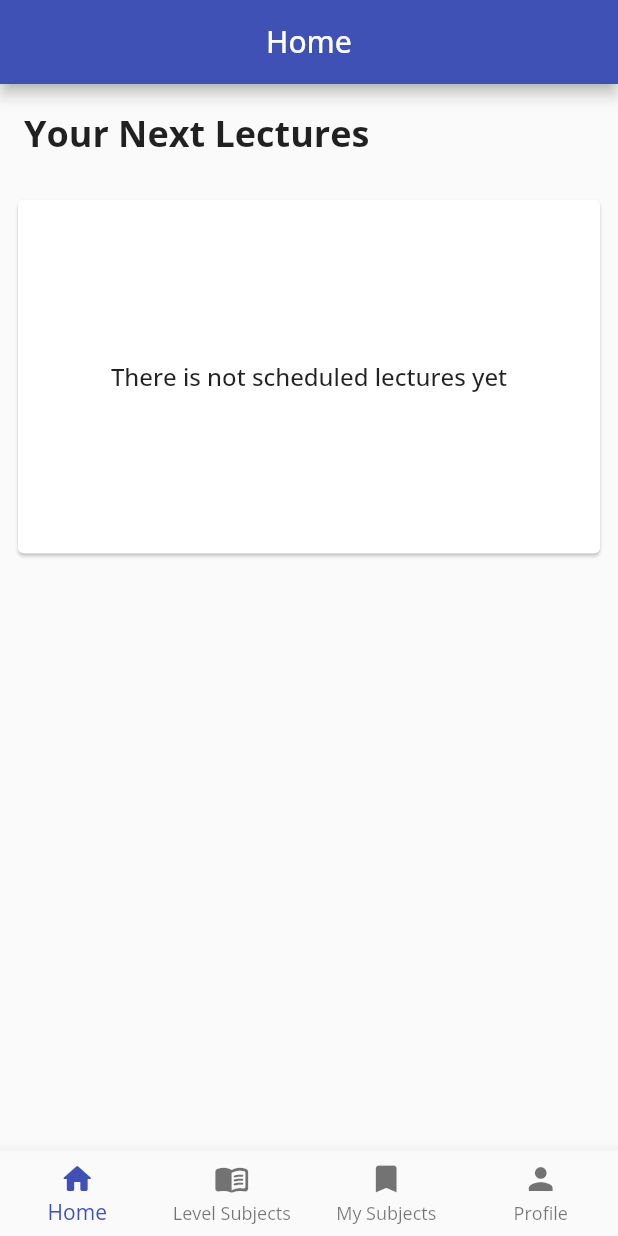
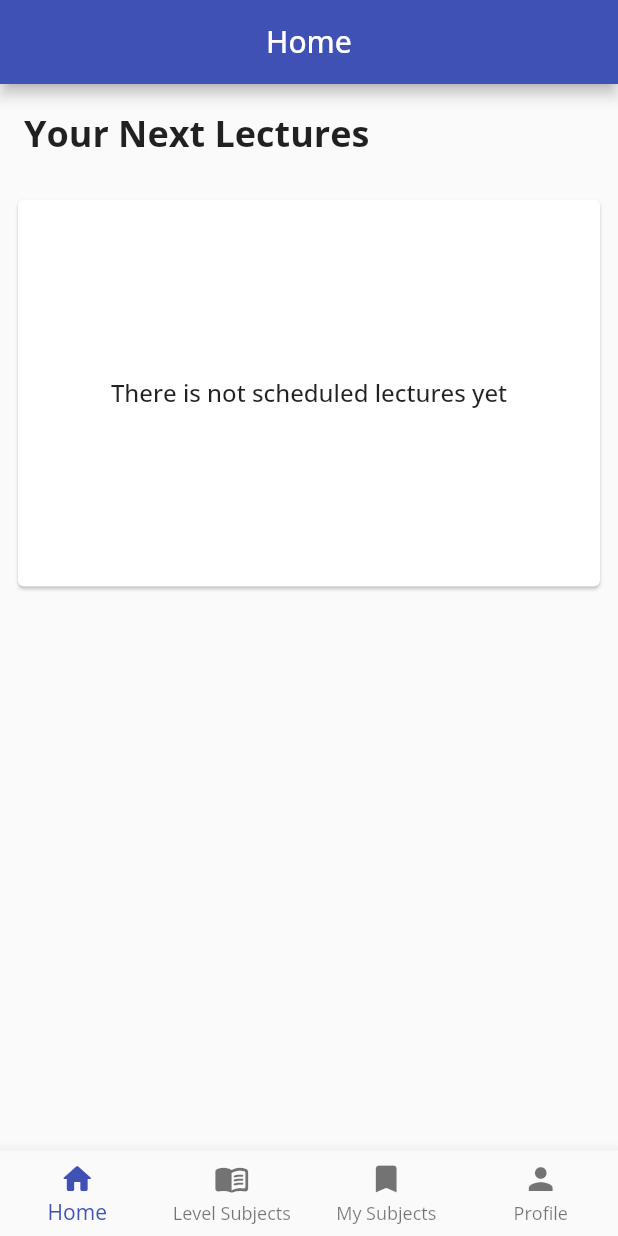
Before and after one commit to Mo7medSla7/attendance_tracker, a Flutter app: the LayoutScreen screen opened directly, on a phone screen of 412 x 824 dp. Run offline on Flutter 3.47's test engine with Material 2 defaults, Android fonts, the light colour scheme and no system bars; our stand-ins replace carousel_slider, connectivity_plus, device_info_plus, dio, dots_indicator, flutter_bloc and 7 more; missing offline and left inert: excel, qr_code_scanner; accounts and stored records are empty; network calls fail.

Commit message:
last commit

```diff
--- a/lib/modules/home_screen/home_screen.dart
+++ b/lib/modules/home_screen/home_screen.dart
@@ -93,7 +93,7 @@ class HomeScreen extends StatelessWidget {
   Widget nextLecturesView(AppCubit cubit, context) {
     return Container(
       padding: const EdgeInsets.all(8),
-      height: 260,
+      height: 282,
       width: double.infinity,
       child: cubit.nextLectures.isEmpty
           ? const Card(
```
Also changed, not shown: lib/modules/scanner_screen/scanner_screen.dart (+5 -12 lines).
